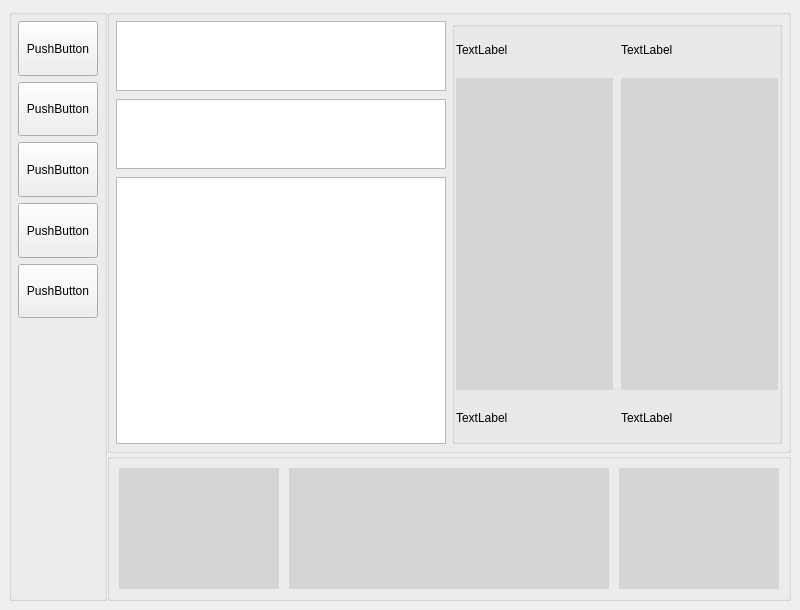
Above: sungha.ui from goodchuck/SunghaGUI before the change. Below: the same form after it.
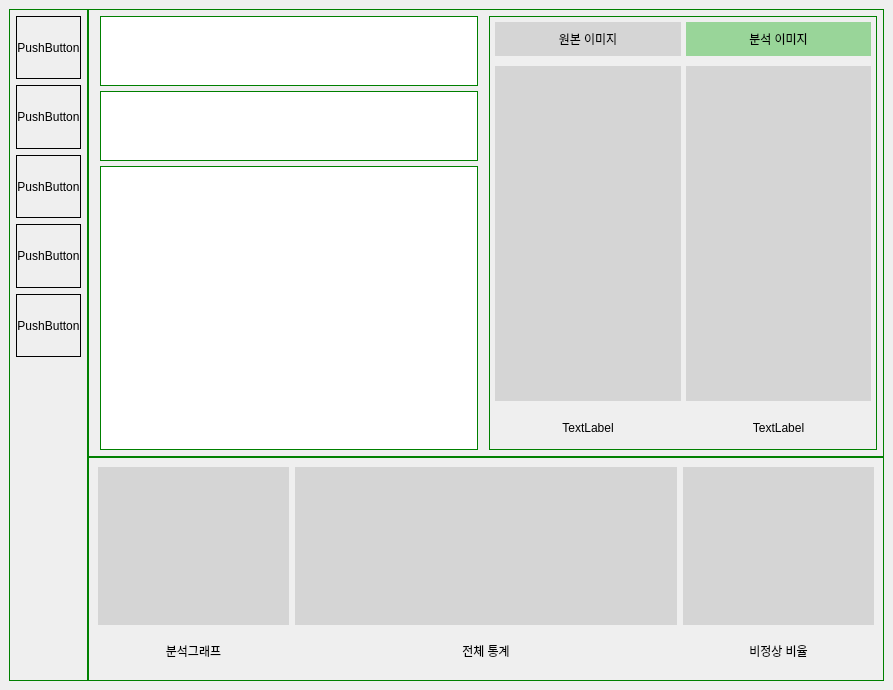
That is the form after the change.

Commit message: 21/07/01 UI수정

Diff of the .ui file:
```diff
--- a/sungha.ui
+++ b/sungha.ui
@@ -6,22 +6,31 @@
    <rect>
     <x>0</x>
     <y>0</y>
-    <width>800</width>
-    <height>610</height>
+    <width>893</width>
+    <height>690</height>
    </rect>
   </property>
   <property name="windowTitle">
    <string>MainWindow</string>
   </property>
   <widget class="QWidget" name="centralwidget">
+   <property name="sizePolicy">
+    <sizepolicy hsizetype="Fixed" vsizetype="Fixed">
+     <horstretch>0</horstretch>
+     <verstretch>0</verstretch>
+    </sizepolicy>
+   </property>
    <layout class="QGridLayout" name="gridLayout">
     <item row="0" column="0">
-     <layout class="QHBoxLayout" name="horizontalLayout_4" stretch="0,10">
+     <layout class="QHBoxLayout" name="horizontalLayout_4" stretch="0,20">
       <property name="spacing">
        <number>0</number>
       </property>
       <item>
-       <widget class="QGroupBox" name="ButtonGroup">
+       <widget class="QFrame" name="ButtonGroup">
+        <property name="styleSheet">
+         <string notr="true">border: 1px solid green;</string>
+        </property>
         <layout class="QVBoxLayout" name="verticalLayout" stretch="1,1,1,1,1,5">
          <property name="spacing">
           <number>6</number>
@@ -52,6 +61,9 @@
              <height>0</height>
             </size>
            </property>
+           <property name="styleSheet">
+            <string notr="true">border-color : black;</string>
+           </property>
            <property name="text">
             <string>PushButton</string>
            </property>
@@ -65,6 +77,9 @@
              <verstretch>0</verstretch>
             </sizepolicy>
            </property>
+           <property name="styleSheet">
+            <string notr="true">border-color : black;</string>
+           </property>
            <property name="text">
             <string>PushButton</string>
            </property>
@@ -78,6 +93,9 @@
              <verstretch>0</verstretch>
             </sizepolicy>
            </property>
+           <property name="styleSheet">
+            <string notr="true">border-color : black;</string>
+           </property>
            <property name="text">
             <string>PushButton</string>
            </property>
@@ -91,6 +109,9 @@
              <verstretch>0</verstretch>
             </sizepolicy>
            </property>
+           <property name="styleSheet">
+            <string notr="true">border-color : black;</string>
+           </property>
            <property name="text">
             <string>PushButton</string>
            </property>
@@ -104,6 +125,9 @@
              <verstretch>0</verstretch>
             </sizepolicy>
            </property>
+           <property name="styleSheet">
+            <string notr="true">border-color : black;</string>
+           </property>
            <property name="text">
             <string>PushButton</string>
            </property>
@@ -133,12 +157,15 @@
        </widget>
       </item>
       <item>
-       <layout class="QVBoxLayout" name="verticalLayout_5" stretch="3,1">
+       <layout class="QVBoxLayout" name="verticalLayout_5" stretch="2,1">
         <property name="spacing">
          <number>0</number>
         </property>
         <item>
-         <widget class="QGroupBox" name="FileGroup">
+         <widget class="QFrame" name="RTGroup">
+          <property name="styleSheet">
+           <string notr="true">border: 1px solid green</string>
+          </property>
           <layout class="QHBoxLayout" name="horizontalLayout_3" stretch="1,1">
            <property name="spacing">
             <number>6</number>
@@ -156,106 +183,183 @@
             <number>6</number>
            </property>
            <item>
-            <layout class="QVBoxLayout" name="verticalLayout_2" stretch="1,1,8">
+            <widget class="QFrame" name="FileGroup_2">
+             <property name="styleSheet">
+              <string notr="true">border: 0px;</string>
+             </property>
+             <layout class="QVBoxLayout" name="verticalLayout_2" stretch="1,1,12">
              <property name="spacing">
-              <number>8</number>
+               <number>5</number>
              </property>
              <property name="leftMargin">
-              <number>0</number>
+               <number>5</number>
              </property>
              <property name="topMargin">
               <number>0</number>
              </property>
              <property name="rightMargin">
-              <number>0</number>
+               <number>5</number>
              </property>
              <property name="bottomMargin">
               <number>0</number>
              </property>
              <item>
-              <widget class="QListView" name="listView"/>
+               <widget class="QListView" name="listView">
+                <property name="styleSheet">
+                 <string notr="true">border: 1px solid green</string>
+                </property>
+               </widget>
              </item>
              <item>
-              <widget class="QListView" name="listView_2"/>
+               <widget class="QListView" name="listView_2">
+                <property name="styleSheet">
+                 <string notr="true">border: 1px solid green</string>
+                </property>
+               </widget>
              </item>
              <item>
-              <widget class="QTableWidget" name="tableWidget"/>
-             </item>
-            </layout>
+               <widget class="QTableWidget" name="tableWidget">
+                <property name="styleSheet">
+                 <string notr="true">border: 1px solid green</string>
+                </property>
+               </widget>
+              </item>
+             </layout>
+            </widget>
            </item>
            <item>
-            <widget class="QGroupBox" name="PictureGroup">
-             <property name="flat">
+            <widget class="QFrame" name="PictureGroup">
+             <property name="autoFillBackground">
               <bool>false</bool>
              </property>
+             <property name="styleSheet">
+              <string notr="true">border: 1px solid green;
+</string>
+             </property>
              <layout class="QHBoxLayout" name="horizontalLayout" stretch="1,1">
               <property name="spacing">
-               <number>8</number>
+               <number>5</number>
               </property>
               <property name="leftMargin">
-               <number>1</number>
+               <number>5</number>
               </property>
               <property name="topMargin">
-               <number>1</number>
+               <number>5</number>
               </property>
               <property name="rightMargin">
-               <number>1</number>
+               <number>5</number>
               </property>
               <property name="bottomMargin">
-               <number>1</number>
+               <number>5</number>
               </property>
               <item>
-               <layout class="QVBoxLayout" name="verticalLayout_3" stretch="1,7,1">
+               <layout class="QVBoxLayout" name="verticalLayout_3" stretch="1,10,1">
                 <property name="spacing">
-                 <number>6</number>
+                 <number>10</number>
+                </property>
+                <property name="sizeConstraint">
+                 <enum>QLayout::SetDefaultConstraint</enum>
+                </property>
+                <property name="leftMargin">
+                 <number>0</number>
+                </property>
+                <property name="topMargin">
+                 <number>0</number>
+                </property>
+                <property name="rightMargin">
+                 <number>0</number>
+                </property>
+                <property name="bottomMargin">
+                 <number>0</number>
                 </property>
                 <item>
                  <widget class="QLabel" name="label">
+                  <property name="styleSheet">
+                   <string notr="true">background-color : rgb(213,213,213);
+border : 0px;
+</string>
+                  </property>
                   <property name="text">
-                   <string>TextLabel</string>
+                   <string>원본 이미지</string>
+                  </property>
+                  <property name="alignment">
+                   <set>Qt::AlignCenter</set>
                   </property>
                  </widget>
                 </item>
                 <item>
                  <widget class="QWidget" name="widget" native="true">
                   <property name="styleSheet">
-                   <string notr="true">background-color : rgb(213,213,213);</string>
+                   <string notr="true">background-color : rgb(213,213,213);
+border : 0px;</string>
                   </property>
                  </widget>
                 </item>
                 <item>
                  <widget class="QLabel" name="label_3">
+                  <property name="styleSheet">
+                   <string notr="true">border : 0px;</string>
+                  </property>
                   <property name="text">
                    <string>TextLabel</string>
                   </property>
+                  <property name="alignment">
+                   <set>Qt::AlignCenter</set>
+                  </property>
                  </widget>
                 </item>
                </layout>
               </item>
               <item>
-               <layout class="QVBoxLayout" name="verticalLayout_4" stretch="1,7,1">
+               <layout class="QVBoxLayout" name="verticalLayout_4" stretch="1,10,1">
                 <property name="spacing">
-                 <number>6</number>
+                 <number>10</number>
+                </property>
+                <property name="leftMargin">
+                 <number>0</number>
+                </property>
+                <property name="topMargin">
+                 <number>0</number>
+                </property>
+                <property name="rightMargin">
+                 <number>0</number>
+                </property>
+                <property name="bottomMargin">
+                 <number>0</number>
                 </property>
                 <item>
                  <widget class="QLabel" name="label_2">
+                  <property name="styleSheet">
+                   <string notr="true">background-color : rgb(153,213,153);
+border : 0px;</string>
+                  </property>
                   <property name="text">
-                   <string>TextLabel</string>
+                   <string>분석 이미지</string>
+                  </property>
+                  <property name="alignment">
+                   <set>Qt::AlignCenter</set>
                   </property>
                  </widget>
                 </item>
                 <item>
                  <widget class="QWidget" name="widget_2" native="true">
                   <property name="styleSheet">
-                   <string notr="true">background-color : rgb(213,213,213);</string>
+                   <string notr="true">background-color : rgb(213,213,213);
+border : 0px;</string>
                   </property>
                  </widget>
                 </item>
                 <item>
                  <widget class="QLabel" name="label_4">
+                  <property name="styleSheet">
+                   <string notr="true">border : 0px;</string>
+                  </property>
                   <property name="text">
                    <string>TextLabel</string>
                   </property>
+                  <property name="alignment">
+                   <set>Qt::AlignCenter</set>
+                  </property>
                  </widget>
                 </item>
                </layout>
@@ -267,34 +371,89 @@
          </widget>
         </item>
         <item>
-         <widget class="QGroupBox" name="GraphGroup">
+         <widget class="QFrame" name="GraphGroup">
+          <property name="styleSheet">
+           <string notr="true">border: 1px solid green;
+</string>
+          </property>
           <layout class="QHBoxLayout" name="horizontalLayout_2" stretch="1,2,1">
-           <property name="spacing">
-            <number>10</number>
-           </property>
+           <item>
+            <layout class="QVBoxLayout" name="verticalLayout_7" stretch="4,1">
            <item>
             <widget class="QWidget" name="widget_3" native="true">
              <property name="styleSheet">
-              <string notr="true">background-color : rgb(213,213,213);</string>
+                <string notr="true">background-color : rgb(213,213,213);
+border : 0px;</string>
              </property>
             </widget>
            </item>
+             <item>
+              <widget class="QLabel" name="label_5">
+               <property name="styleSheet">
+                <string notr="true">border : 0px;</string>
+               </property>
+               <property name="text">
+                <string>분석그래프</string>
+               </property>
+               <property name="alignment">
+                <set>Qt::AlignCenter</set>
+               </property>
+              </widget>
+             </item>
+            </layout>
+           </item>
+           <item>
+            <layout class="QVBoxLayout" name="verticalLayout_8" stretch="4,1">
            <item>
             <widget class="QWidget" name="widget_4" native="true">
              <property name="styleSheet">
-              <string notr="true">background-color : rgb(213,213,213);</string>
+                <string notr="true">background-color : rgb(213,213,213);
+border : 0px;</string>
              </property>
             </widget>
            </item>
+             <item>
+              <widget class="QLabel" name="label_6">
+               <property name="styleSheet">
+                <string notr="true">border : 0px;</string>
+               </property>
+               <property name="text">
+                <string>전체 통계</string>
+               </property>
+               <property name="alignment">
+                <set>Qt::AlignCenter</set>
+               </property>
+              </widget>
+             </item>
+            </layout>
+           </item>
+           <item>
+            <layout class="QVBoxLayout" name="verticalLayout_9" stretch="4,1">
            <item>
             <widget class="QWidget" name="widget_5" native="true">
              <property name="autoFillBackground">
               <bool>false</bool>
              </property>
              <property name="styleSheet">
-              <string notr="true">background-color : rgb(213,213,213);</string>
-             </property>
-            </widget>
+                <string notr="true">background-color : rgb(213,213,213);
+border : 0px;</string>
+               </property>
+              </widget>
+             </item>
+             <item>
+              <widget class="QLabel" name="label_7">
+               <property name="styleSheet">
+                <string notr="true">border : 0px;</string>
+               </property>
+               <property name="text">
+                <string>비정상 비율</string>
+               </property>
+               <property name="alignment">
+                <set>Qt::AlignCenter</set>
+               </property>
+              </widget>
+             </item>
+            </layout>
            </item>
           </layout>
          </widget>
```
Left out of the diff: 2 changed lines with no effect on the pictures. Lines whose indentation alone changed are shown as unchanged.
